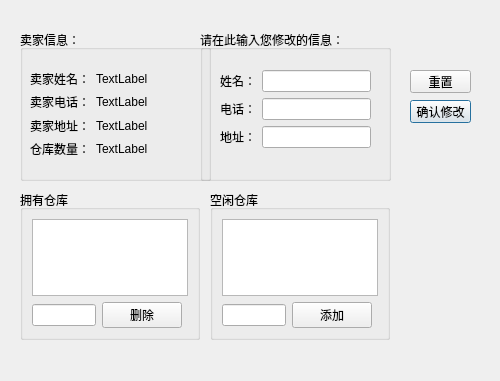
Qt form sys_maintain_seller.ui (liwen123cd/curly-tribble) before a commit.
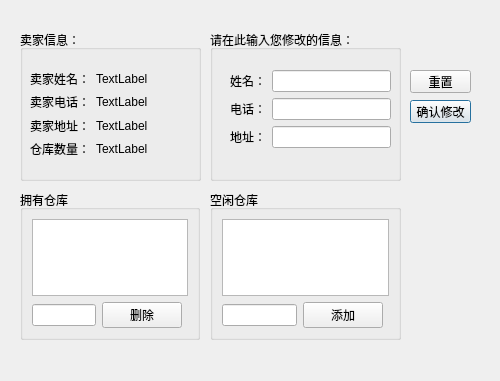
The same form after that commit.

The edit to the form file:
```diff
--- a/sys_maintain_seller.ui
+++ b/sys_maintain_seller.ui
@@ -26,7 +26,7 @@
     <rect>
      <x>20</x>
      <y>30</y>
-     <width>191</width>
+     <width>181</width>
      <height>151</height>
     </rect>
    </property>
@@ -105,7 +105,7 @@
   <widget class="QGroupBox" name="groupBox_2">
    <property name="geometry">
     <rect>
-     <x>200</x>
+     <x>210</x>
      <y>30</y>
      <width>191</width>
      <height>151</height>
@@ -119,7 +119,7 @@
      <rect>
       <x>20</x>
       <y>40</y>
-      <width>151</width>
+      <width>161</width>
       <height>83</height>
      </rect>
     </property>
@@ -226,13 +226,13 @@
     <rect>
      <x>210</x>
      <y>190</y>
-     <width>180</width>
+     <width>191</width>
      <height>150</height>
     </rect>
    </property>
    <property name="maximumSize">
     <size>
-     <width>180</width>
+     <width>200</width>
      <height>150</height>
     </size>
    </property>
```
Left out of the diff: 3 changed lines with no effect on the pictures.
